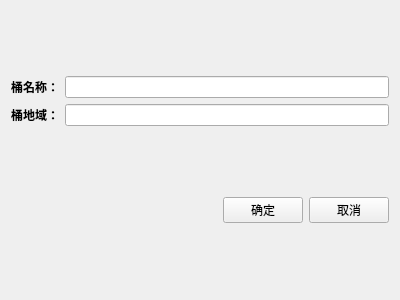
worldfunction4/QOS, file qosbrowser/src/fend/uimain/createbucketdialog.ui: the form before one commit.
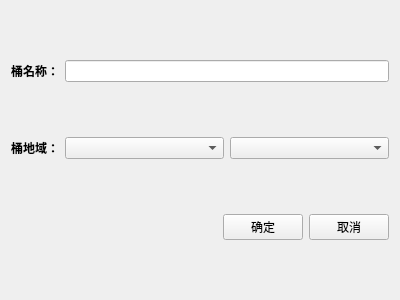
The form after the commit. Custom widgets are drawn as their Qt base class.

The edit to the form file:
```diff
--- a/qosbrowser/src/fend/uimain/createbucketdialog.ui
+++ b/qosbrowser/src/fend/uimain/createbucketdialog.ui
@@ -13,8 +13,6 @@
   <property name="windowTitle">
    <string>Form</string>
   </property>
-  <layout class="QVBoxLayout" name="verticalLayout">
-   <item>
     <layout class="QGridLayout" name="gridLayout">
      <item row="0" column="0">
       <widget class="QLabel" name="labelName">
@@ -37,11 +35,16 @@
       </widget>
      </item>
      <item row="1" column="1">
-      <widget class="QLineEdit" name="lineLocation"/>
+    <layout class="QHBoxLayout" name="horizontalLayout_2">
+     <item>
+      <widget class="QComboBox" name="comboArea"/>
+     </item>
+     <item>
+      <widget class="QComboBox" name="comboLocation"/>
      </item>
     </layout>
    </item>
-   <item>
+   <item row="2" column="0" colspan="2">
     <layout class="QHBoxLayout" name="horizontalLayout">
      <item>
       <spacer name="horizontalSpacer">
```
Lines whose indentation alone changed are shown as unchanged.
